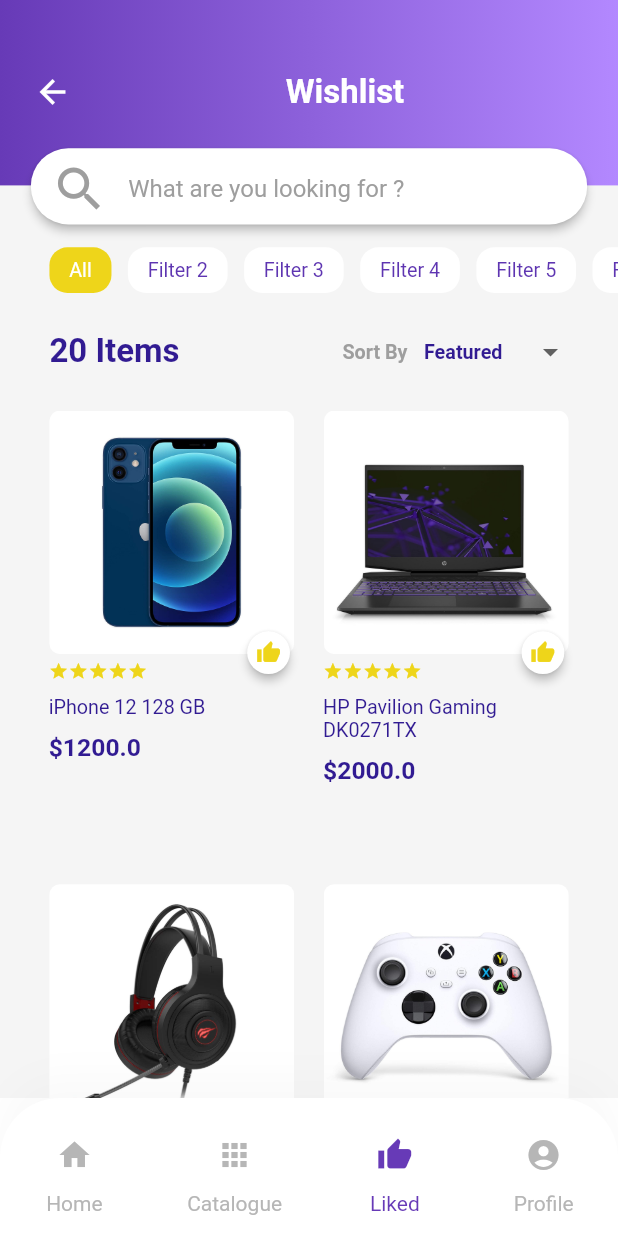
After one commit to AlphaArtrem/ecom-flutter, a Flutter app: the WishlistScreen screen opened directly, on a phone screen of 412 x 824 dp. The commit adds this screen. Run offline on Flutter 3.47's test engine with Material 2 defaults, Android fonts, the phone set to English and light mode, and no system bars; our stand-ins replace carousel_slider, country_code_picker, flutter_svg, fluttertoast, pin_code_fields.

Commit message:
Wishlist screen added

```diff
--- a/lib/common/bottomNavbar.dart
+++ b/lib/common/bottomNavbar.dart
@@ -1,6 +1,7 @@
 import 'package:ecom_app_flutter/common/styles.dart';
 import 'package:ecom_app_flutter/screens/home/homeScreen.dart';
 import 'package:ecom_app_flutter/screens/catagories/categoriesScreen.dart';
+import 'package:ecom_app_flutter/screens/wishlist/wishlistScreen.dart';
 import 'package:flutter/cupertino.dart';
 import 'package:flutter/material.dart';
 
@@ -116,7 +117,7 @@ class CustomBottomNavBar extends StatelessWidget {
                         Navigator.pushReplacement(
                             context,
                             CupertinoPageRoute(
-                                builder: (context) => HomeScreen()
+                                builder: (context) => WishlistScreen()
                             )
                         )
                       }
--- a/lib/screens/home/homeScreen.dart
+++ b/lib/screens/home/homeScreen.dart
@@ -419,6 +419,7 @@ class _HomeScreenState extends State<HomeScreen> {
                                           top: Sizing.getProportionateScreenHeight(145)
                                         ),
                                         child: Material(
+                                          color: Colors.white,
                                           elevation: 2.5,
                                           shape: RoundedRectangleBorder(
                                             borderRadius: BorderRadius.circular(25.0)
--- /dev/null
+++ b/lib/screens/wishlist/wishlistScreen.dart
@@ -0,0 +1,361 @@
+import 'dart:math';
+import 'package:carousel_slider/carousel_slider.dart';
+import 'package:ecom_app_flutter/common/bottomNavbar.dart';
+import 'package:ecom_app_flutter/common/sizing.dart';
+import 'package:ecom_app_flutter/common/styles.dart';
+import 'package:ecom_app_flutter/screens/home/homeScreen.dart';
+import 'package:ecom_app_flutter/static/products.dart';
+import 'package:flutter/cupertino.dart';
+import 'package:flutter/material.dart';
+
+class WishlistScreen extends StatefulWidget {
+  @override
+  _WishlistScreenState createState() => _WishlistScreenState();
+}
+
+class _WishlistScreenState extends State<WishlistScreen> {
+  int selectedFilter = 0;
+  int sortFilter = 0;
+  String filter = "Featured";
+  List<Product> wishlistProducts = List<Product>.from(demoProducts);
+
+  @override
+  void initState() {
+    wishlistProducts.forEach((element) {
+      element.isFavourite = true;
+    });
+    super.initState();
+  }
+  @override
+  Widget build(BuildContext context) {
+    return Scaffold(
+      body: Container(
+        color: Colors.grey[100],
+        child: Column(
+          children: [
+            Stack(
+              children: [
+                Container(
+                  padding: EdgeInsets.symmetric(
+                      horizontal: Sizing.getProportionateScreenWidth(10)
+                  ),
+                  width: Sizing.screenWidth,
+                  height: Sizing.screenHeight * 0.15,
+                  decoration: BoxDecoration(
+                      gradient: kPrimaryGradientColor
+                  ),
+                  child: Row(
+                    mainAxisAlignment: MainAxisAlignment.spaceBetween,
+                    children: [
+                      IconButton(
+                          icon: Icon(
+                            Icons.arrow_back,
+                            color: Colors.white,
+                            size: Sizing.getProportionateScreenHeight(25),
+                          ),
+                          onPressed: (){
+                            Navigator.pushReplacement(
+                                context,
+                                CupertinoPageRoute(
+                                    builder: (context) => HomeScreen()
+                                )
+                            );
+                          }
+                      ),
+                      Expanded(
+                        child: Row(
+                          mainAxisAlignment: MainAxisAlignment.center,
+                          children: [
+                            Text(
+                              "Wishlist",
+                              style: TextStyle(
+                                  color: Colors.white,
+                                  fontSize: Sizing.getProportionateScreenWidth(20),
+                                  fontWeight: FontWeight.bold
+                              ),
+                            ),
+                          ],
+                        ),
+                      ),
+                    ],
+                  ),
+                ),
+                Container(
+                  margin: EdgeInsets.only(
+                    top: Sizing.screenHeight * 0.12,
+                    left: Sizing.screenWidth * 0.05,
+                    right: Sizing.screenWidth * 0.05,
+                  ),
+                  height: Sizing.getProportionateScreenHeight(50),
+                  child: Material(
+                    color: Colors.white,
+                    shape: RoundedRectangleBorder(
+                        borderRadius: BorderRadius.circular(25)
+                    ),
+                    elevation: 2.5,
+                    child: Row(
+                      children: [
+                        Padding(
+                          padding: EdgeInsets.only(
+                              left: Sizing.getProportionateScreenWidth(12),
+                              top: Sizing.getProportionateScreenHeight(4)
+                          ),
+                          child: Icon(
+                            Icons.search_sharp,
+                            color: Colors.grey,
+                            size: Sizing.getProportionateScreenWidth(35),
+                          ),
+                        ),
+                        Expanded(
+                          child: Padding(
+                            padding: EdgeInsets.only(
+                                left: Sizing.getProportionateScreenWidth(12),
+                                top: Sizing.getProportionateScreenHeight(2.5)
+                            ),
+                            child: TextFormField(
+                              decoration: InputDecoration(
+                                  border: InputBorder.none,
+                                  hintText: "What are you looking for ?",
+                                  hintStyle: TextStyle(
+                                      color: Colors.grey
+                                  )
+                              ),
+                            ),
+                          ),
+                        ),
+                      ],
+                    ),
+                  ),
+                ),
+              ],
+            ),
+            SizedBox(
+              height: Sizing.getProportionateScreenHeight(15.0),
+            ),
+            Container(
+              height: Sizing.getProportionateScreenHeight(30),
+              padding: EdgeInsets.only(
+                  left: Sizing.getProportionateScreenWidth(30.0)
+              ),
+              child: ListView.builder(
+                  padding: EdgeInsets.zero,
+                  itemCount: 11,
+                  scrollDirection: Axis.horizontal,
+                  itemBuilder: (context, index){
+                    return Padding(
+                      padding: EdgeInsets.only(
+                          right: Sizing.getProportionateScreenWidth(10.0)
+                      ),
+                      child: InkWell(
+                        onTap: (){
+                          setState(() {
+                            selectedFilter = index;
+                          });
+                        },
+                        child: Container(
+                          padding: EdgeInsets.symmetric(
+                              horizontal: Sizing.getProportionateScreenWidth(12.0),
+                              vertical: Sizing.getProportionateScreenHeight(3.0)
+                          ),
+                          decoration: BoxDecoration(
+                              color: selectedFilter == index ? kTextColor : Colors.white,
+                              borderRadius: BorderRadius.all(Radius.circular(12.0))
+                          ),
+                          child: Center(
+                            child: Text(
+                              index == 0 ? "All" : "Filter ${index + 1}",
+                              style: TextStyle(
+                                  color: selectedFilter == index ? Colors.white : kPrimaryColor.shade600,
+                                  fontSize: Sizing.getProportionateScreenWidth(12),
+                                  fontWeight: FontWeight.w400
+                              ),
+                            ),
+                          ),
+                        ),
+                      ),
+                    );
+                  }
+              ),
+            ),
+            SizedBox(
+              height: Sizing.getProportionateScreenHeight(15.0),
+            ),
+            Padding(
+              padding: EdgeInsets.symmetric(
+                  horizontal: Sizing.getProportionateScreenWidth(30.0)
+              ),
+              child: Row(
+                mainAxisAlignment: MainAxisAlignment.spaceBetween,
+                children: [
+                  Text(
+                    "20 Items",
+                    style: TextStyle(
+                        color: kPrimaryColor.shade900,
+                        fontSize: Sizing.getProportionateScreenWidth(20),
+                        fontWeight: FontWeight.w600
+                    ),
+                  ),
+                  Row(
+                    children: [
+                      Text(
+                        "Sort By",
+                        style: TextStyle(
+                            color: Colors.grey,
+                            fontSize: Sizing.getProportionateScreenWidth(12),
+                            fontWeight: FontWeight.bold
+                        ),
+                      ),
+                      SizedBox(width: Sizing.getProportionateScreenWidth(10),),
+                      DropdownButton<String>(
+                        dropdownColor: Colors.white,
+                        underline: Container(),
+                        elevation: 1,
+                        value: filter,
+                        onChanged: (val) {
+                          setState(() {
+                            filter = val;
+                          });
+                        },
+                        items: ["Featured", "Rating", "Low To High", "High To Low"].map((filter) {
+                          return  DropdownMenuItem<String>(
+                            value: filter,
+                            child: Text(
+                              filter,
+                              style: TextStyle(
+                                  color: kPrimaryColor.shade900,
+                                  fontSize: Sizing.getProportionateScreenWidth(12.0),
+                                  fontWeight: FontWeight.w700
+                              ),
+                            ),
+                          );
+                        }).toList(),
+                      )
+                    ],
+                  ),
+                ],
+              ),
+            ),
+            SizedBox(
+              height: Sizing.getProportionateScreenHeight(15.0),
+            ),
+            Expanded(
+                child: GridView.builder(
+                    padding: EdgeInsets.symmetric(horizontal: Sizing.getProportionateScreenWidth(25)),
+                    gridDelegate: SliverGridDelegateWithFixedCrossAxisCount(
+                      mainAxisSpacing: Sizing.getProportionateScreenWidth(10),
+                      crossAxisSpacing: Sizing.getProportionateScreenWidth(8.0),
+                      crossAxisCount: 2,
+                      childAspectRatio: Sizing.screenHeight / (Sizing.screenWidth * 3.5),
+                    ),
+                    itemCount: wishlistProducts.length,
+                    itemBuilder: (context, index){
+                      return Stack(
+                        children: [
+                          Column(
+                            mainAxisAlignment: MainAxisAlignment.start,
+                            crossAxisAlignment: CrossAxisAlignment.start,
+                            children: [
+                              Container(
+                                margin: EdgeInsets.symmetric(
+                                  horizontal: Sizing.getProportionateScreenWidth(5),
+                                ),
+                                padding: EdgeInsets.symmetric(
+                                    horizontal: Sizing.getProportionateScreenWidth(20),
+                                    vertical: Sizing.getProportionateScreenHeight(15)
+                                ),
+                                height: Sizing.getProportionateScreenHeight(160),
+                                decoration: BoxDecoration(
+                                  borderRadius: BorderRadius.circular(7.0),
+                                  image: DecorationImage(
+                                    image: AssetImage(wishlistProducts[index].images[0]),
+                                    fit: BoxFit.cover,
+                                  ),
+                                ),
+                              ),
+                              Padding(
+                                padding: const EdgeInsets.all(5.0),
+                                child: Row(
+                                  children: List.generate(5, (i){
+                                    if(i <= wishlistProducts[index].rating){
+                                      return Icon(
+                                        Icons.star,
+                                        color: kTextColor,
+                                        size: Sizing.getProportionateScreenWidth(12),
+                                      );
+                                    }else{
+                                      return Icon(
+                                        Icons.star_border,
+                                        color: kTextColor,
+                                        size: Sizing.getProportionateScreenWidth(12),
+                                      );
+                                    }
+                                  }),
+                                ),
+                              ),
+                              Padding(
+                                padding: EdgeInsets.all(5.0),
+                                child: Text(
+                                  wishlistProducts[index].title,
+                                  style: TextStyle(
+                                      color: kPrimaryColor.shade900,
+                                      fontSize: Sizing.getProportionateScreenWidth(12),
+                                      fontWeight: FontWeight.w400
+                                  ),
+                                ),
+                              ),
+                              Padding(
+                                padding: EdgeInsets.all(5.0),
+                                child: Text(
+                                  "\$" + wishlistProducts[index].price.toString(),
+                                  style: TextStyle(
+                                      color: kPrimaryColor.shade900,
+                                      fontSize: Sizing.getProportionateScreenWidth(15),
+                                      fontWeight: FontWeight.w600
+                                  ),
+                                ),
+                              ),
+                            ],
+                          ),
+                          Container(
+                            margin: EdgeInsets.only(
+                                left: Sizing.getProportionateScreenWidth(125),
+                                top: Sizing.getProportionateScreenHeight(145)
+                            ),
+                            child: Material(
+                              color: Colors.white,
+                              elevation: 2.5,
+                              shape: RoundedRectangleBorder(
+                                  borderRadius: BorderRadius.circular(25.0)
+                              ),
+                              child: InkWell(
+                                onTap: (){
+                                  setState(() {
+                                    wishlistProducts.removeAt(index);
+                                  });
+                                },
+                                child: Padding(
+                                  padding: const EdgeInsets.all(6.0),
+                                  child: Icon(
+                                    wishlistProducts[index].isFavourite ?
+                                    Icons.thumb_up :
+                                    Icons.thumb_up_alt_outlined,
+                                    color: wishlistProducts[index].isFavourite ?
+                                    kTextColor : kPrimaryColor,
+                                    size: Sizing.getProportionateScreenWidth(15),
+                                  ),
+                                ),
+                              ),
+                            ),
+                          )
+                        ],
+                      );
+                    }
+                )
+            )
+          ],
+        ),
+      ),
+      bottomNavigationBar: CustomBottomNavBar(selectedMenu: 2),
+    );
+  }
+}
```
